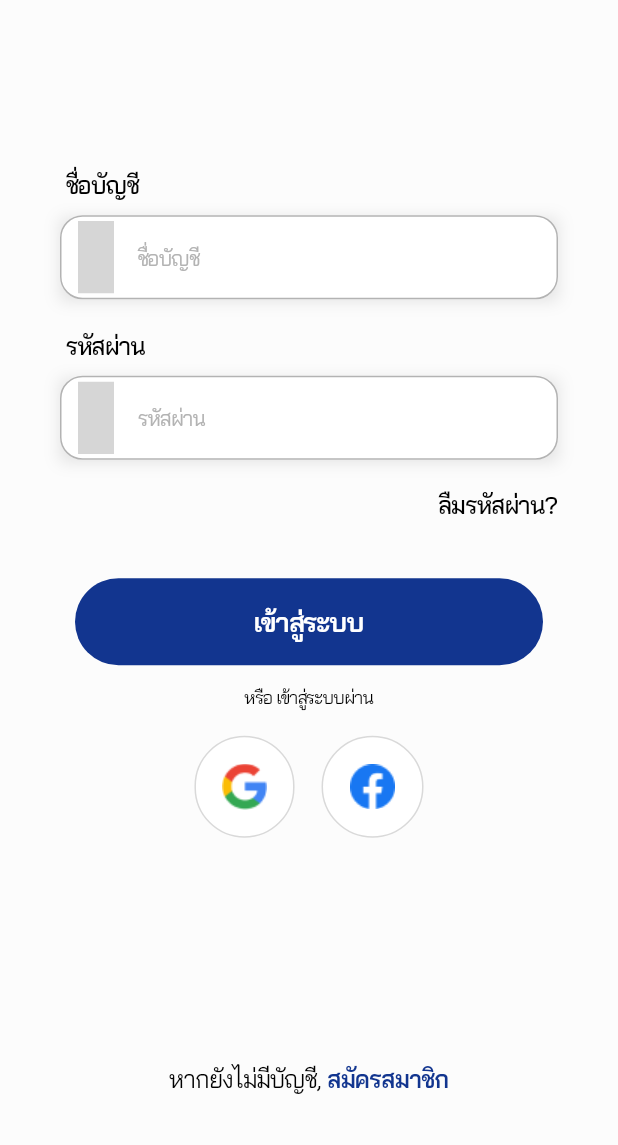
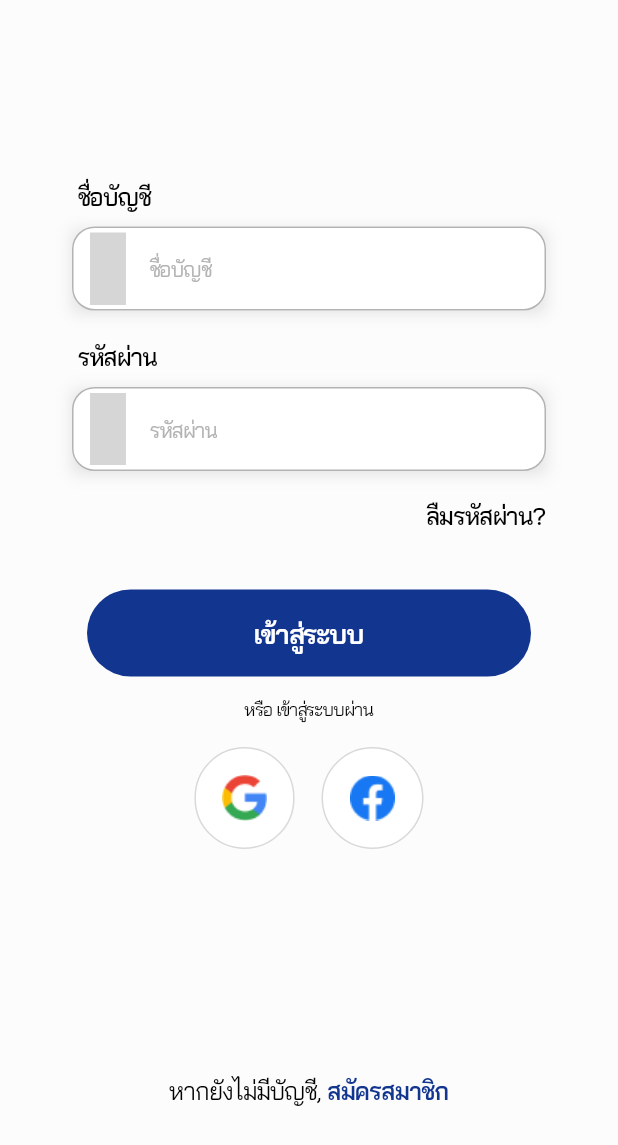
Before and after one commit to oattao123/MongTa, a Flutter app: the LoginPage screen opened directly, on a phone screen of 412 x 824 dp. Shown: the top 1145 px of the screen. Run offline on Flutter 3.47's test engine with Material 3 defaults, Android fonts, the phone set to English and light mode, and no system bars; our stand-ins replace circle_nav_bar; missing offline and left inert: iconify_flutter; grey boxes are pictures that could not be loaded.

Commit message:
fix login bottom overflow

```diff
--- a/frontend/lib/pages/login.dart
+++ b/frontend/lib/pages/login.dart
@@ -4,21 +4,6 @@ import 'package:frontend/components/EntryForm/circle_logo.dart';
 import 'package:frontend/components/EntryForm/entry_button.dart';
 import 'package:frontend/components/EntryForm/entry_textfield.dart';
 import 'package:iconify_flutter/icons/bxs.dart';
-
-void main() => runApp(const MyApp());
-
-/// TODO: รอ router เสร็จเดียวลบและแก้ widget นี้ให้หมดทุกหน้า
-class MyApp extends StatelessWidget {
-  const MyApp({super.key});
-
-  @override
-  Widget build(BuildContext context) {
-    return MaterialApp(
-      debugShowCheckedModeBanner: false,
-      home: LoginPage(),
-    );
-  }
-}
 
 class LoginPage extends StatelessWidget {
   LoginPage({super.key});
@@ -38,11 +23,15 @@ class LoginPage extends StatelessWidget {
     return Scaffold(
       backgroundColor: MainTheme.mainBackground, // background color
       body: SafeArea(
+        child: SingleChildScrollView(
           child: Center(
+            child: Padding(
+              // Add padding for entry textfield and button
+              padding: const EdgeInsets.symmetric(horizontal: 8.0),
               child: Column(
                 mainAxisAlignment: MainAxisAlignment.center,
                 children: [
-              const SizedBox(height: 20), // Spacer
+                  const SizedBox(height: 120), // Spacer
 
                   // Username input field
                   EntryTextField(
@@ -66,7 +55,7 @@ class LoginPage extends StatelessWidget {
 
                   const SizedBox(height: 19), // Spacer
 
-              // link for "ลืมรหัสผ่าน?"
+                  // Link for "ลืมรหัสผ่าน?"
                   const Padding(
                     padding: EdgeInsets.symmetric(horizontal: 40.0),
                     child: Row(
@@ -95,7 +84,7 @@ class LoginPage extends StatelessWidget {
 
                   const SizedBox(height: 13), // Spacer
 
-              // divider for "หรือ เข้าสู่ระบบผ่าน"
+                  // Divider for "หรือ เข้าสู่ระบบผ่าน"
                   const Padding(
                     padding: EdgeInsets.symmetric(horizontal: 25.0),
                     child: Row(
@@ -131,7 +120,7 @@ class LoginPage extends StatelessWidget {
 
                   const SizedBox(height: 17), // Spacer
 
-              // sign-in buttons for Google & Facebook
+                  // Sign-in buttons for Google & Facebook
                   const Row(
                     mainAxisAlignment: MainAxisAlignment.center,
                     children: [
@@ -163,7 +152,7 @@ class LoginPage extends StatelessWidget {
                       ),
                       SizedBox(width: 4), // Spacer
 
-                  // hyperLinked for สมัครสมาชิก
+                      // Hyperlinked for สมัครสมาชิก
                       Text(
                         'สมัครสมาชิก',
                         style: TextStyle(
@@ -180,6 +169,8 @@ class LoginPage extends StatelessWidget {
               ),
             ),
           ),
+        ),
+      ),
     );
   }
 }
```
Lines whose indentation alone changed are shown as unchanged.
